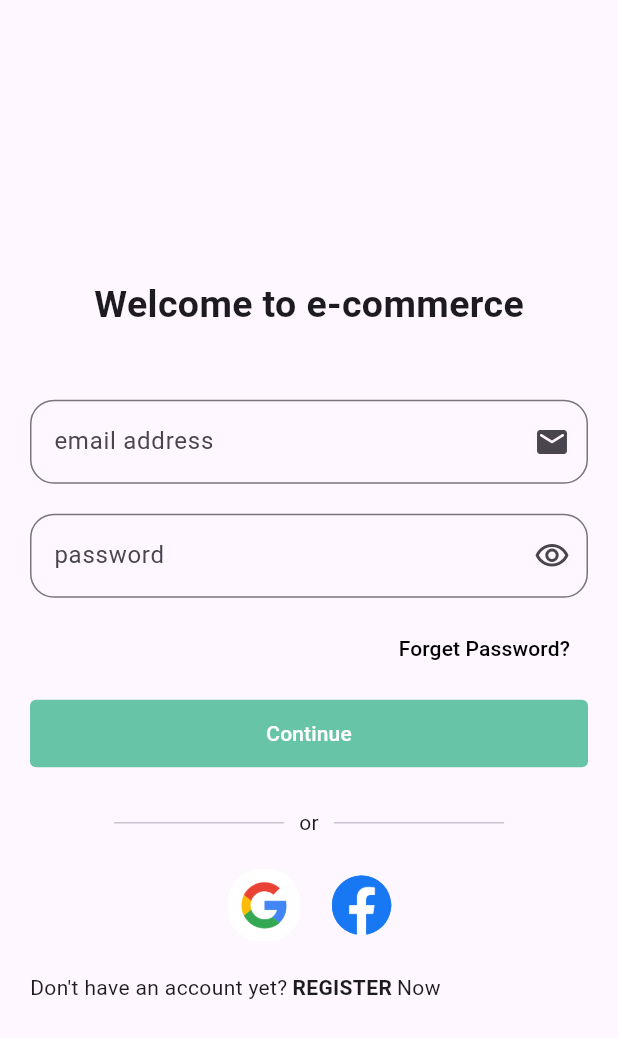
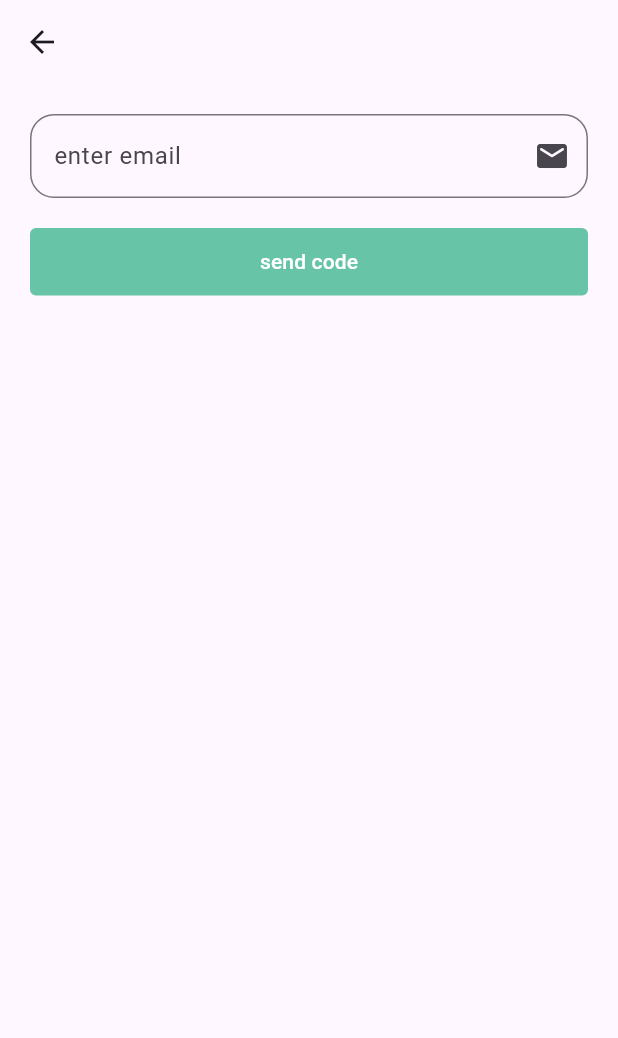
Before and after one commit to MohamedNassrr/shopy, a Flutter app: the screen it shows after launch, after a tap on "Forget Password?", on a phone screen of 412 x 824 dp. Shown: the top 1038 px of the screen. Run offline on Flutter 3.47's test engine with Material 3 defaults, Android fonts, the phone set to English and light mode, and no system bars; our stand-ins replace bloc, cloud_firestore, firebase_auth, firebase_core, flutter_bloc, go_router and 1 more; accounts and stored records are empty.

Commit message:
finish Auth features

```diff
--- a/lib/core/utils/app_router.dart
+++ b/lib/core/utils/app_router.dart
@@ -3,6 +3,7 @@ import 'package:go_router/go_router.dart';
 import 'package:online_shop_app/core/utils/google_auth_services.dart';
 import 'package:online_shop_app/features/auth/presentation/controller/login_cubit/login_cubit.dart';
 import 'package:online_shop_app/features/auth/presentation/controller/register_cubit/register_cubit.dart';
+import 'package:online_shop_app/features/auth/presentation/views/forget_password_view.dart';
 import 'package:online_shop_app/features/auth/presentation/views/login_view.dart';
 import 'package:online_shop_app/features/auth/presentation/views/register_view.dart';
 import 'package:online_shop_app/features/home/presentation/views/home_view.dart';
@@ -11,8 +12,10 @@ abstract class AppRouter {
   static const kLoginView = '/';
   static const kRegisterView = '/RegisterView';
   static const kHomeView = '/HomeView';
+  static const kForgetPassView = '/ForgetPasswordView';
 
   final GoogleAuthService authService;
+
   AppRouter(this.authService);
 
   static final router = GoRouter(
@@ -32,6 +35,10 @@ abstract class AppRouter {
         ),
       ),
       GoRoute(
+        path: kForgetPassView,
+        builder: (context, state) => ForgetPasswordView(),
+      ),
+      GoRoute(
         path: kHomeView,
         builder: (context, state) => HomeView(),
       ),
--- /dev/null
+++ b/lib/core/widgets/custom_divider.dart
@@ -0,0 +1,20 @@
+import 'package:flutter/material.dart';
+
+class CustomDivider extends StatelessWidget {
+  const CustomDivider({super.key});
+
+  @override
+  Widget build(BuildContext context) {
+    return SizedBox(
+      width: 260,
+      child: Row(
+        spacing: 10,
+        children: [
+          Expanded(child: Divider()),
+          Text('or'),
+          Expanded(child: Divider()),
+        ],
+      ),
+    );
+  }
+}
--- /dev/null
+++ b/lib/features/auth/presentation/controller/forget_pass_cubit/forget_pass_states.dart
@@ -0,0 +1,11 @@
+abstract class ForgetPassStates{}
+
+class ForgetPassInitialStates extends ForgetPassStates{}
+class ForgetPassLoadingStates extends ForgetPassStates{}
+class ForgetPassSuccessStates extends ForgetPassStates{}
+class ForgetPassFailureStates extends ForgetPassStates{
+  final String error;
+
+  ForgetPassFailureStates(this.error);
+}
+class ChangePasswordVisibilityStates extends ForgetPassStates{}
--- a/lib/features/auth/presentation/controller/login_cubit/login_cubit.dart
+++ b/lib/features/auth/presentation/controller/login_cubit/login_cubit.dart
@@ -48,6 +48,8 @@ class LoginCubit extends Cubit<LoginStates> {
     emit(UserLogoutWithGoogleSuccess());
   }
 
+
+
   IconData suffix = Icons.visibility_outlined;
   bool isPassword = true;
 
--- /dev/null
+++ b/lib/features/auth/presentation/views/forget_password_view.dart
@@ -0,0 +1,29 @@
+import 'package:flutter/material.dart';
+import 'package:flutter_bloc/flutter_bloc.dart';
+import 'package:go_router/go_router.dart';
+import 'package:online_shop_app/features/auth/presentation/controller/forget_pass_cubit/forget_pass_cubit.dart';
+import 'package:online_shop_app/features/auth/presentation/views/widgets/forget_pass_view_body.dart';
+
+class ForgetPasswordView extends StatelessWidget {
+  const ForgetPasswordView({super.key});
+
+  @override
+  Widget build(BuildContext context) {
+    return BlocProvider(
+      create: (context) => ForgetPassCubit(),
+      child: Scaffold(
+        appBar: AppBar(
+          leading: IconButton(
+            onPressed: () {
+              GoRouter.of(context).pop();
+            },
+            icon: Icon(
+              Icons.arrow_back,
+            ),
+          ),
+        ),
+        body: ForgetPassViewBody(),
+      ),
+    );
+  }
+}
--- /dev/null
+++ b/lib/features/auth/presentation/views/widgets/forget_pass_view_body.dart
@@ -0,0 +1,67 @@
+import 'package:flutter/material.dart';
+import 'package:flutter_bloc/flutter_bloc.dart';
+import 'package:go_router/go_router.dart';
+import 'package:online_shop_app/core/widgets/custom_form_field.dart';
+import 'package:online_shop_app/core/widgets/custom_text_button.dart';
+import 'package:online_shop_app/features/auth/presentation/controller/forget_pass_cubit/forget_pass_cubit.dart';
+import 'package:online_shop_app/features/auth/presentation/controller/forget_pass_cubit/forget_pass_states.dart';
+
+class ForgetPassViewBody extends StatelessWidget {
+  const ForgetPassViewBody({super.key});
+
+  @override
+  Widget build(BuildContext context) {
+    var emailController = TextEditingController();
+    var formKey = GlobalKey<FormState>();
+
+    return BlocConsumer<ForgetPassCubit, ForgetPassStates>(
+      listener: (context, state) {
+        if (state is ForgetPassSuccessStates) {
+          GoRouter.of(context).pop();
+        }
+      },
+      builder: (context, state) {
+        var cubit = BlocProvider.of<ForgetPassCubit>(context);
+        return Padding(
+          padding: const EdgeInsets.all(20),
+          child: Form(
+            key: formKey,
+            child: Column(
+              spacing: 20,
+              children: [
+                CustomFormField(
+                  controller: emailController,
+                  hintText: 'enter email',
+                  type: TextInputType.emailAddress,
+                  suffix: Icons.email_rounded,
+                  validation: (value) {
+                    if (value!.isEmpty) {
+                      return 'enter your email';
+                    }
+                    return null;
+                  },
+                  onSubmit: (value) {
+                    if (formKey.currentState!.validate()) {
+                      cubit.changePassword(
+                        email: emailController.text,
+                      );
+                    }
+                  },
+                ),
+                CustomTextButton(
+                  onPressed: () {
+                    if (formKey.currentState!.validate()) {
+                      cubit.changePassword(email: emailController.text);
+                    }
+                  },
+                  isLoading: state is ForgetPassLoadingStates ? true : false,
+                  text: 'send code',
+                ),
+              ],
+            ),
+          ),
+        );
+      },
+    );
+  }
+}
--- a/lib/features/auth/presentation/views/widgets/login_view_body.dart
+++ b/lib/features/auth/presentation/views/widgets/login_view_body.dart
@@ -4,6 +4,7 @@ import 'package:go_router/go_router.dart';
 import 'package:online_shop_app/core/styles/constance.dart';
 import 'package:online_shop_app/core/styles/texts_styles.dart';
 import 'package:online_shop_app/core/utils/app_router.dart';
+import 'package:online_shop_app/core/widgets/custom_divider.dart';
 import 'package:online_shop_app/core/widgets/custom_form_field.dart';
 import 'package:online_shop_app/core/widgets/custom_text_button.dart';
 import 'package:online_shop_app/features/auth/presentation/controller/login_cubit/login_cubit.dart';
@@ -89,7 +90,9 @@ class LoginViewBody extends StatelessWidget {
                     Align(
                       alignment: AlignmentDirectional.topEnd,
                       child: TextButton(
-                        onPressed: () {},
+                        onPressed: () {
+                          GoRouter.of(context).push(AppRouter.kForgetPassView);
+                        },
                         child: Text(
                           'Forget Password?',
                           style: TextStyle(color: Colors.black),
@@ -111,17 +114,7 @@ class LoginViewBody extends StatelessWidget {
                       text: 'Continue',
                     ),
                     SizedBox(height: 27),
-                    SizedBox(
-                      width: 260,
-                      child: Row(
-                        spacing: 10,
-                        children: [
-                          Expanded(child: Divider()),
-                          Text('or'),
-                          Expanded(child: Divider()),
-                        ],
-                      ),
-                    ),
+                    CustomDivider(),
                     SizedBox(height: 20),
                     AdvancedAuth(),
                     SizedBox(height: 20),
--- a/pubspec.yaml
+++ b/pubspec.yaml
@@ -38,6 +38,7 @@ dependencies:
   flutter_bloc: ^9.0.0
   bloc: ^9.0.0
   firebase_auth: ^5.4.2
+  cloud_firestore: ^5.6.4
   go_router: ^14.8.0
   google_sign_in: ^6.2.2
 
```
Also changed, not shown: lib/features/auth/data/models/user_register_input_model.dart (added, +13 -0 lines), lib/features/auth/data/models/user_register_model.dart (added, +29 -0 lines), lib/features/auth/presentation/controller/forget_pass_cubit/forget_pass_cubit.dart (added, +20 -0 lines), lib/features/auth/presentation/controller/register_cubit/register_cubit.dart (+61 -0 lines), lib/features/auth/presentation/controller/register_cubit/register_states.dart (+15 -7 lines), lib/features/auth/presentation/views/widgets/register_view_body.dart (+10 -4 lines), pubspec.lock.
